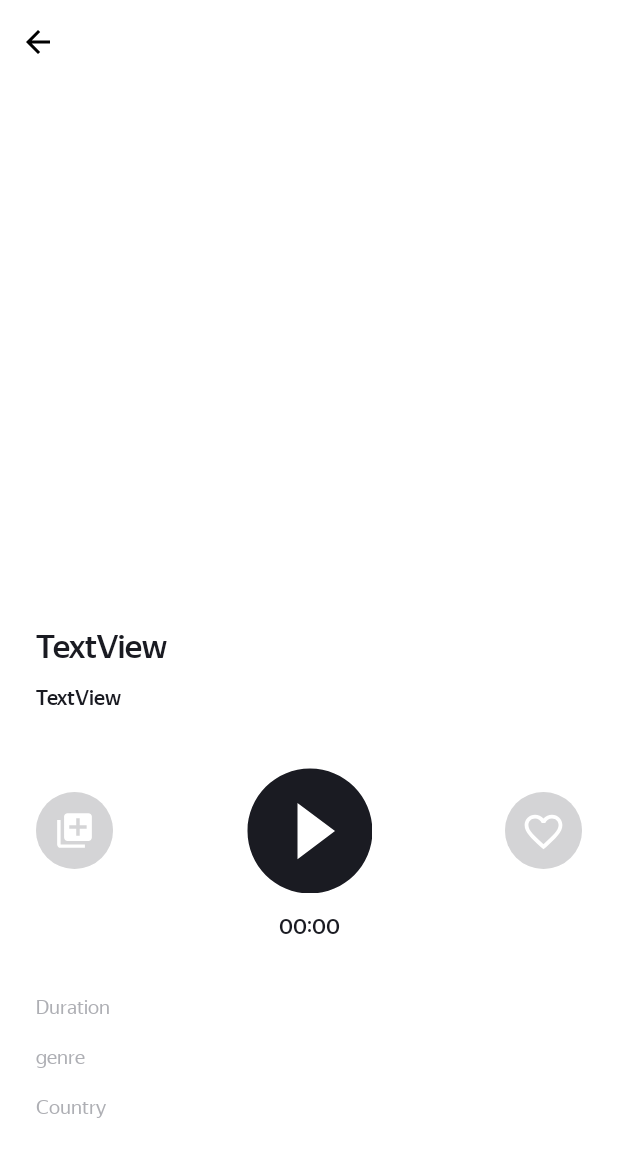
After one commit to JosephPtn/PlaylistMaker, an Android app: the PlayerActivity screen opened directly, with no data from a screen before it, on a phone screen of 412 x 824 dp. The commit adds this screen. Shown: the top 1157 px of the screen. Run offline under Robolectric (Android 15) with nearby library versions, the phone set to English and light mode, and no system bars; pictures from the network do not load; 9 statements that could not run were skipped.

Commit message:
СПРИНТ 13 commit 1 (15.09.25 21:33)

```diff
--- a/app/src/main/AndroidManifest.xml
+++ b/app/src/main/AndroidManifest.xml
@@ -2,7 +2,7 @@
 <manifest xmlns:android="http://schemas.android.com/apk/res/android"
     xmlns:tools="http://schemas.android.com/tools">
 
-    <uses-permission android:name="android.permission.INTERNET"/>
+    <uses-permission android:name="android.permission.INTERNET" />
 
     <application
         android:name=".App"
@@ -15,6 +15,9 @@
         android:supportsRtl="true"
         android:theme="@style/Theme.MaterialComponents.DayNight.NoActionBar"
         tools:targetApi="31">
+        <activity
+            android:name=".PlayerActivity"
+            android:exported="false" />
         <activity
             android:name=".SearchActivity"
             android:exported="false" />
--- /dev/null
+++ b/app/src/main/java/com/saturnnetwork/playlistmaker/PlayerActivity.kt
@@ -0,0 +1,111 @@
+package com.saturnnetwork.playlistmaker
+
+import android.os.Bundle
+import android.view.View
+import android.widget.Button
+import android.widget.ImageButton
+import android.widget.ImageView
+import android.widget.TextView
+import androidx.activity.enableEdgeToEdge
+import androidx.appcompat.app.AppCompatActivity
+import androidx.core.view.ViewCompat
+import androidx.core.view.WindowInsetsCompat
+import com.bumptech.glide.Glide
+import com.bumptech.glide.load.resource.bitmap.RoundedCorners
+import com.google.gson.Gson
+import com.google.gson.reflect.TypeToken
+import java.text.SimpleDateFormat
+import java.time.ZonedDateTime
+import java.util.Locale
+
+class PlayerActivity : AppCompatActivity() {
+    override fun onCreate(savedInstanceState: Bundle?) {
+        super.onCreate(savedInstanceState)
+        enableEdgeToEdge()
+        setContentView(R.layout.activity_player)
+        ViewCompat.setOnApplyWindowInsetsListener(findViewById(R.id.main)) { v, insets ->
+            val systemBars = insets.getInsets(WindowInsetsCompat.Type.systemBars())
+            v.setPadding(systemBars.left, systemBars.top, systemBars.right, systemBars.bottom)
+            insets
+        }
+
+        val intent = intent
+        val jsonTrack = intent.getStringExtra("jsonTrack")
+        val type = object : TypeToken<Track>() {}.type
+        val track =  Gson().fromJson<Track>(jsonTrack, type)
+
+        val trackNamePlayerActivity = findViewById<TextView>(R.id.trackNamePlayerActivity)
+        val artistNamePlayerActivity = findViewById<TextView>(R.id.artistNamePlayerActivity)
+        val playbackProgress = findViewById<TextView>(R.id.playbackProgress)
+        val trackDuration_text = findViewById<TextView>(R.id.trackDuration_text)
+        val trackDuration_value = findViewById<TextView>(R.id.trackDuration_value)
+        val trackAlbum_text = findViewById<TextView>(R.id.trackAlbum_text)
+        val trackAlbum_value = findViewById<TextView>(R.id.trackAlbum_value)
+        val releaseYear_text = findViewById<TextView>(R.id.releaseYear_text)
+        val releaseYear_value = findViewById<TextView>(R.id.releaseYear_value)
+        val trackGenre_text = findViewById<TextView>(R.id.trackGenre_text)
+        val trackGenre_value = findViewById<TextView>(R.id.trackGenre_value)
+        val country_text = findViewById<TextView>(R.id.country_text)
+        val country_value = findViewById<TextView>(R.id.country_value)
+
+        val btnBackFromPlayer = findViewById<Button>(R.id.btnBackFromPlayer)
+        val addToPlaylistButton = findViewById<ImageButton>(R.id.addToPlaylistButton)
+        val playbackControlButton = findViewById<ImageButton>(R.id.playbackControlButton)
+        val addToFavoritesButton = findViewById<ImageButton>(R.id.addToFavoritesButton)
+
+        val albumArtView = findViewById<ImageView>(R.id.albumArtView)
+
+        btnBackFromPlayer.setOnClickListener {
+            finish()
+        }
+
+        fun getCoverArtwork(url: String) {
+            Glide.with(this)
+                .load(url)
+                .transform(RoundedCorners(2))
+                .placeholder(R.drawable.placeholder)
+                .error(R.drawable.placeholder)
+                .into(albumArtView)
+        }
+
+        getCoverArtwork(track.artworkUrl100.replaceAfterLast('/',"512x512bb.jpg"))
+
+        //Track(trackName=Here Comes the Weekend (feat. Eminem), artistName=P!nk, trackTime=265424, artworkUrl100=https://is1-ssl.mzstatic.com/image/thumb/Music115/v4/2c/b0/de/2cb0de7b-4559-d885-36f8-271c950cba34/886443562097.jpg/100x100bb.jpg, trackId=545398146, collectionName=The Truth About Love, releaseDate=2012-09-14T07:00:00Z, primaryGenreName=Pop, country=USA)
+        if (track.trackName.isNotBlank()) {
+            trackNamePlayerActivity.text = track.trackName
+        }
+        if (track.artistName.isNotBlank()) {
+            artistNamePlayerActivity.text = track.artistName
+        }
+        if (track.collectionName.isNotBlank()) {
+            trackAlbum_value.text = track.collectionName
+        } else {
+            trackAlbum_value.visibility = View.GONE
+            trackAlbum_text.visibility = View.GONE
+        }
+
+        track.trackTime?.let {
+            playbackProgress.text = SimpleDateFormat("mm:ss", Locale.getDefault()).format(it)
+            trackDuration_value.text = SimpleDateFormat("mm:ss", Locale.getDefault()).format(track.trackTime)
+        }
+
+        if (track.releaseDate.isNotBlank()) {
+            val dateTime = ZonedDateTime.parse(track.releaseDate)
+            val year = dateTime.year
+            releaseYear_value.text = year.toString()
+        } else {
+            releaseYear_value.visibility = View.GONE
+            releaseYear_text.visibility = View.GONE
+        }
+
+        if (track.primaryGenreName.isNotBlank()) {
+            trackGenre_value.text = track.primaryGenreName
+        }
+
+        if (track.country.isNotBlank()) {
+            country_value.text = track.country
+        }
+
+
+    }
+}
--- a/app/src/main/java/com/saturnnetwork/playlistmaker/Track.kt
+++ b/app/src/main/java/com/saturnnetwork/playlistmaker/Track.kt
@@ -7,5 +7,9 @@ data class Track (
     var artistName: String,
     @SerializedName("trackTimeMillis") var trackTime: Long,
     var artworkUrl100: String,
-    var trackId: String
+    var trackId: String,
+    var collectionName: String,
+    var releaseDate: String,
+    var primaryGenreName: String,
+    var country: String,
 )
--- a/app/src/main/java/com/saturnnetwork/playlistmaker/TrackViewHolder.kt
+++ b/app/src/main/java/com/saturnnetwork/playlistmaker/TrackViewHolder.kt
@@ -1,5 +1,6 @@
 package com.saturnnetwork.playlistmaker
 
+import android.content.Intent
 import android.content.SharedPreferences
 import android.view.View
 import android.widget.ImageButton
@@ -9,6 +10,7 @@ import androidx.appcompat.app.AppCompatActivity.MODE_PRIVATE
 import androidx.recyclerview.widget.RecyclerView
 import com.bumptech.glide.Glide
 import com.bumptech.glide.load.resource.bitmap.RoundedCorners
+import com.google.gson.Gson
 import java.text.SimpleDateFormat
 import java.util.Locale
 
@@ -35,7 +37,15 @@ class TrackViewHolder (itemView: View): RecyclerView.ViewHolder(itemView){
             val searchHistory: SearchHistory = SearchHistory(sharedPrefs)
             //searchHistory.clear()
             searchHistory.write(track)
-            println(searchHistory.read())
+            //println(searchHistory.read())
+
+            val jsonTrack = Gson().toJson(track)
+            val intentToSearchActivity = Intent(
+                itemView.context,
+                PlayerActivity::class.java
+            )
+            intentToSearchActivity.putExtra("jsonTrack", jsonTrack)
+            itemView.context.startActivity(intentToSearchActivity)
 
 
         }
--- /dev/null
+++ b/app/src/main/res/drawable/add_to_favorites_button.xml
@@ -0,0 +1,13 @@
+<vector xmlns:android="http://schemas.android.com/apk/res/android"
+    android:width="51dp"
+    android:height="51dp"
+    android:viewportWidth="51"
+    android:viewportHeight="51">
+  <path
+      android:pathData="M25.5,0L25.5,0A25.5,25.5 0,0 1,51 25.5L51,25.5A25.5,25.5 0,0 1,25.5 51L25.5,51A25.5,25.5 0,0 1,0 25.5L0,25.5A25.5,25.5 0,0 1,25.5 0z"
+      android:fillColor="#1A1B22"
+      android:fillAlpha="0.25"/>
+  <path
+      android:pathData="M31.125,15C28.95,15 26.862,16.015 25.5,17.62C24.138,16.015 22.05,15 19.875,15C16.025,15 13,18.033 13,21.894C13,26.632 17.25,30.492 23.688,36.358L25.5,38L27.313,36.346C33.75,30.492 38,26.632 38,21.894C38,18.033 34.975,15 31.125,15ZM25.625,34.491L25.5,34.616L25.375,34.491C19.425,29.088 15.5,25.516 15.5,21.894C15.5,19.387 17.375,17.507 19.875,17.507C21.8,17.507 23.675,18.748 24.337,20.465H26.675C27.325,18.748 29.2,17.507 31.125,17.507C33.625,17.507 35.5,19.387 35.5,21.894C35.5,25.516 31.575,29.088 25.625,34.491Z"
+      android:fillColor="#ffffff"/>
+</vector>
--- /dev/null
+++ b/app/src/main/res/drawable/add_to_playlist_button.xml
@@ -0,0 +1,13 @@
+<vector xmlns:android="http://schemas.android.com/apk/res/android"
+    android:width="51dp"
+    android:height="51dp"
+    android:viewportWidth="51"
+    android:viewportHeight="51">
+  <path
+      android:pathData="M25.5,0L25.5,0A25.5,25.5 0,0 1,51 25.5L51,25.5A25.5,25.5 0,0 1,25.5 51L25.5,51A25.5,25.5 0,0 1,0 25.5L0,25.5A25.5,25.5 0,0 1,25.5 0z"
+      android:fillColor="#1A1B22"
+      android:fillAlpha="0.25"/>
+  <path
+      android:pathData="M16.3,18.6H14V34.7C14,35.965 15.035,37 16.3,37H32.4V34.7H16.3V18.6ZM34.7,14H20.9C19.635,14 18.6,15.035 18.6,16.3V30.1C18.6,31.365 19.635,32.4 20.9,32.4H34.7C35.965,32.4 37,31.365 37,30.1V16.3C37,15.035 35.965,14 34.7,14ZM33.55,24.35H28.95V28.95H26.65V24.35H22.05V22.05H26.65V17.45H28.95V22.05H33.55V24.35Z"
+      android:fillColor="#ffffff"/>
+</vector>
--- /dev/null
+++ b/app/src/main/res/drawable/play_button.xml
@@ -0,0 +1,9 @@
+<vector xmlns:android="http://schemas.android.com/apk/res/android"
+    android:width="100dp"
+    android:height="100dp"
+    android:viewportWidth="100"
+    android:viewportHeight="100">
+  <path
+      android:pathData="M50,8.33C27,8.33 8.33,27 8.33,50C8.33,73 27,91.67 50,91.67C73,91.67 91.67,73 91.67,50C91.67,27 73,8.33 50,8.33ZM41.67,68.75V31.25L66.67,50L41.67,68.75Z"
+      android:fillColor="#1A1B22"/>
+</vector>
--- /dev/null
+++ b/app/src/main/res/drawable/round_button.xml
@@ -0,0 +1,6 @@
+<?xml version="1.0" encoding="utf-8"?>
+<shape
+    xmlns:android="http://schemas.android.com/apk/res/android"
+    android:shape="oval">
+
+</shape>
--- /dev/null
+++ b/app/src/main/res/layout/activity_player.xml
@@ -0,0 +1,247 @@
+<?xml version="1.0" encoding="utf-8"?>
+<ScrollView xmlns:android="http://schemas.android.com/apk/res/android"
+    xmlns:app="http://schemas.android.com/apk/res-auto"
+    xmlns:tools="http://schemas.android.com/tools"
+    android:layout_width="match_parent"
+    android:layout_height="match_parent"
+    tools:context=".PlayerActivity">
+
+    <androidx.constraintlayout.widget.ConstraintLayout xmlns:android="http://schemas.android.com/apk/res/android"
+        xmlns:app="http://schemas.android.com/apk/res-auto"
+        xmlns:tools="http://schemas.android.com/tools"
+        android:id="@+id/main"
+        android:layout_width="match_parent"
+        android:layout_height="wrap_content"
+        tools:context=".PlayerActivity">
+
+        <Button
+            android:id="@+id/btnBackFromPlayer"
+            style="?android:attr/borderlessButtonStyle"
+            android:layout_width="48dp"
+            android:layout_height="48dp"
+            android:layout_marginStart="4dp"
+            android:layout_marginTop="4dp"
+            android:backgroundTint="@color/YP_White"
+            app:cornerRadius="16dp"
+            app:icon="@drawable/ic_back_arrow_24"
+            app:iconGravity="textStart"
+            app:iconPadding="5dp"
+            app:iconTint="@color/textColor_activity_settings"
+            app:layout_constraintStart_toStartOf="parent"
+            app:layout_constraintTop_toTopOf="parent" />
+
+        <ImageView
+            android:id="@+id/albumArtView"
+            android:layout_width="0dp"
+            android:layout_height="312dp"
+            android:layout_marginStart="24dp"
+            android:layout_marginTop="82dp"
+            android:layout_marginEnd="24dp"
+            android:scaleType="fitCenter"
+            app:layout_constraintEnd_toEndOf="parent"
+            app:layout_constraintStart_toStartOf="parent"
+            app:layout_constraintTop_toTopOf="parent" />
+
+        <TextView
+            android:id="@+id/trackNamePlayerActivity"
+            android:layout_width="0dp"
+            android:layout_height="wrap_content"
+            android:layout_marginStart="24dp"
+            android:layout_marginTop="24dp"
+            android:layout_marginEnd="24dp"
+            android:fontFamily="@font/ys_display_medium"
+            android:text="TextView"
+            android:textColor="@color/text_value"
+            android:textSize="22sp"
+            android:singleLine="true"
+            android:ellipsize="end"
+            android:maxLines="1"
+            app:layout_constraintEnd_toEndOf="parent"
+            app:layout_constraintStart_toStartOf="parent"
+            app:layout_constraintTop_toBottomOf="@+id/albumArtView" />
+
+        <TextView
+            android:id="@+id/artistNamePlayerActivity"
+            android:layout_width="0sp"
+            android:layout_height="wrap_content"
+            android:layout_marginStart="24dp"
+            android:layout_marginTop="12dp"
+            android:layout_marginEnd="24dp"
+            android:fontFamily="@font/ys_display_medium"
+            android:text="TextView"
+            android:textAlignment="viewStart"
+            android:textColor="@color/text_value"
+            android:textSize="14sp"
+            app:layout_constraintEnd_toEndOf="parent"
+            app:layout_constraintStart_toStartOf="parent"
+            app:layout_constraintTop_toBottomOf="@+id/trackNamePlayerActivity" />
+
+        <ImageButton
+            android:id="@+id/addToPlaylistButton"
+            android:layout_width="51dp"
+            android:layout_height="51dp"
+            android:layout_marginStart="24dp"
+            android:layout_marginTop="54dp"
+            android:background="@drawable/round_button"
+            android:backgroundTint="@color/btn_addToPlaylist_addToFavoritesButton"
+            android:tint="@color/YP_White"
+            app:layout_constraintStart_toStartOf="parent"
+            app:layout_constraintTop_toBottomOf="@+id/artistNamePlayerActivity"
+            app:srcCompat="@drawable/add_to_playlist_button" />
+
+        <ImageButton
+            android:id="@+id/playbackControlButton"
+            android:layout_width="83.33dp"
+            android:layout_height="83.33dp"
+            android:layout_marginTop="38dp"
+            android:background="@drawable/round_button"
+            android:backgroundTint="@color/playbackControlColor2"
+            android:tint="@color/playbackControlColor1"
+            app:layout_constraintEnd_toEndOf="parent"
+            app:layout_constraintStart_toStartOf="parent"
+            app:layout_constraintTop_toBottomOf="@+id/artistNamePlayerActivity"
+            app:srcCompat="@drawable/play_button" />
+
+        <ImageButton
+            android:id="@+id/addToFavoritesButton"
+            android:layout_width="51dp"
+            android:layout_height="51dp"
+            android:layout_marginTop="54dp"
+            android:layout_marginEnd="24dp"
+            android:background="@drawable/round_button"
+            android:backgroundTint="@color/btn_addToPlaylist_addToFavoritesButton"
+            android:tint="@color/YP_White"
+            app:layout_constraintEnd_toEndOf="parent"
+            app:layout_constraintTop_toBottomOf="@+id/artistNamePlayerActivity"
+            app:srcCompat="@drawable/add_to_favorites_button" />
+
+        <TextView
+            android:id="@+id/playbackProgress"
+            android:layout_width="100dp"
+            android:layout_height="wrap_content"
+            android:layout_marginStart="130dp"
+            android:layout_marginTop="14dp"
+            android:layout_marginEnd="130dp"
+            android:fontFamily="@font/ys_display_medium"
+            android:text="TextView"
+            android:textAlignment="center"
+            android:textColor="@color/text_value"
+            app:layout_constraintEnd_toEndOf="parent"
+            app:layout_constraintStart_toStartOf="parent"
+            app:layout_constraintTop_toBottomOf="@+id/playbackControlButton" />
+
+        <TextView
+            android:id="@+id/trackDuration_text"
+            style="@style/activity_player_table_text"
+            android:layout_width="124dp"
+            android:layout_height="wrap_content"
+            android:layout_marginStart="24dp"
+            android:layout_marginTop="84dp"
+            android:text="@string/duration"
+            app:layout_constraintStart_toStartOf="parent"
+            app:layout_constraintTop_toBottomOf="@+id/addToPlaylistButton" />
+
+        <TextView
+            android:id="@+id/trackAlbum_text"
+            style="@style/activity_player_table_text"
+            android:layout_width="124dp"
+            android:layout_height="wrap_content"
+            android:layout_marginStart="24dp"
+            android:layout_marginTop="17dp"
+            android:text="@string/album"
+            app:layout_constraintStart_toStartOf="parent"
+            app:layout_constraintTop_toBottomOf="@+id/trackDuration_text" />
+
+        <TextView
+            android:id="@+id/releaseYear_text"
+            style="@style/activity_player_table_text"
+            android:layout_width="124dp"
+            android:layout_height="wrap_content"
+            android:layout_marginStart="24dp"
+            android:layout_marginTop="17dp"
+            android:text="@string/year"
+            app:layout_constraintStart_toStartOf="parent"
+            app:layout_constraintTop_toBottomOf="@+id/trackAlbum_text" />
+
+        <TextView
+            android:id="@+id/trackGenre_text"
+            style="@style/activity_player_table_text"
+            android:layout_width="124dp"
+            android:layout_height="wrap_content"
+            android:layout_marginStart="24dp"
+            android:layout_marginTop="17dp"
+            android:text="@string/genre"
+            app:layout_constraintStart_toStartOf="parent"
+            app:layout_constraintTop_toBottomOf="@+id/releaseYear_text" />
+
+        <TextView
+            android:id="@+id/country_text"
+            style="@style/activity_player_table_text"
+            android:layout_width="124dp"
+            android:layout_height="wrap_content"
+            android:layout_marginStart="24dp"
+            android:layout_marginTop="17dp"
+            android:text="@string/country"
+            app:layout_constraintStart_toStartOf="parent"
+            app:layout_constraintTop_toBottomOf="@+id/trackGenre_text" />
+
+        <TextView
+            android:id="@+id/trackDuration_value"
+            style="@style/activity_player_table_value"
+            android:layout_width="0dp"
+            android:layout_height="wrap_content"
+            android:layout_marginEnd="24dp"
+            app:layout_constraintBaseline_toBaselineOf="@+id/trackDuration_text"
+            app:layout_constraintEnd_toEndOf="parent"
+            app:layout_constraintStart_toEndOf="@+id/trackDuration_text" />
+
+        <TextView
+            android:id="@+id/trackAlbum_value"
+            style="@style/activity_player_table_value"
+            android:layout_width="0dp"
+            android:layout_height="wrap_content"
+            android:layout_marginTop="17dp"
+            android:layout_marginEnd="24dp"
+            app:layout_constraintBaseline_toBaselineOf="@+id/trackAlbum_text"
+            app:layout_constraintEnd_toEndOf="parent"
+            app:layout_constraintStart_toEndOf="@+id/trackAlbum_text"
+            app:layout_constraintTop_toBottomOf="@+id/trackDuration_value" />
+
+        <TextView
+            android:id="@+id/releaseYear_value"
+            style="@style/activity_player_table_value"
+            android:layout_width="0dp"
+            android:layout_height="wrap_content"
+            android:layout_marginTop="17dp"
+            android:layout_marginEnd="24dp"
+            app:layout_constraintBaseline_toBaselineOf="@+id/releaseYear_text"
+            app:layout_constraintEnd_toEndOf="parent"
+            app:layout_constraintStart_toEndOf="@+id/releaseYear_text"
+            app:layout_constraintTop_toBottomOf="@+id/trackAlbum_value" />
+
+        <TextView
+            android:id="@+id/trackGenre_value"
+            style="@style/activity_player_table_value"
+            android:layout_width="0dp"
+            android:layout_height="wrap_content"
+            android:layout_marginTop="17dp"
+            android:layout_marginEnd="24dp"
+            app:layout_constraintBaseline_toBaselineOf="@+id/trackGenre_text"
+            app:layout_constraintEnd_toEndOf="parent"
+            app:layout_constraintStart_toEndOf="@+id/trackGenre_text"
+            app:layout_constraintTop_toBottomOf="@+id/releaseYear_value" />
+
+        <TextView
+            android:id="@+id/country_value"
+            style="@style/activity_player_table_value"
+            android:layout_width="0dp"
+            android:layout_height="wrap_content"
+            android:layout_marginTop="17dp"
+            android:layout_marginEnd="24dp"
+            app:layout_constraintBaseline_toBaselineOf="@+id/country_text"
+            app:layout_constraintEnd_toEndOf="parent"
+            app:layout_constraintStart_toEndOf="@+id/country_text"
+            app:layout_constraintTop_toBottomOf="@+id/trackGenre_value" />
+
+    </androidx.constraintlayout.widget.ConstraintLayout>
+</ScrollView>
--- a/app/src/main/res/values-night/colors.xml
+++ b/app/src/main/res/values-night/colors.xml
@@ -21,6 +21,13 @@
     <color name="switch_thumb_tint">#3772E7</color>
     <color name="switch_track_tint">#9FBBF3</color>
 
+    <!-- activity_player-->
+    <color name="text_table">#AEAFB4</color>
+    <color name="text_value">#FFFFFF</color>
+    <color name="btn_addToPlaylist_addToFavoritesButton">#535459</color>
+    <color name="playbackControlColor1">#FFFFFF</color>
+    <color name="playbackControlColor2">#1A1B22</color>
+
     <color name="YP_White">#FFFFFF</color>
     <color name="YP_Black">#1A1B22</color>
 </resources>
--- a/app/src/main/res/values/colors.xml
+++ b/app/src/main/res/values/colors.xml
@@ -21,6 +21,13 @@
     <color name="switch_thumb_tint">#00D6C3</color>
     <color name="switch_track_tint">#76EAE0</color>
 
+    <!-- activity_player-->
+    <color name="text_table">#AEAFB4</color>
+    <color name="text_value">#1A1B22</color>
+    <color name="btn_addToPlaylist_addToFavoritesButton">#c6c6c8</color>
+    <color name="playbackControlColor1">#1A1B22</color>
+    <color name="playbackControlColor2">#FFFFFF</color>
+
     <color name="YP_White">#FFFFFF</color>
     <color name="YP_Black">#1A1B22</color>
 </resources>
--- a/app/src/main/res/values/strings.xml
+++ b/app/src/main/res/values/strings.xml
@@ -17,4 +17,12 @@
     <string name="retry">Retry</string>
     <string name="you_searched">You searched</string>
     <string name="clear_history">Clear history</string>
+
+    <!-- activity_player-->
+    <string name="duration">Duration</string>
+    <string name="album">Album</string>
+    <string name="year">Year</string>
+    <string name="genre">genre</string>
+    <string name="country">Country</string>
+
 </resources>
--- a/app/src/main/res/values/styles.xml
+++ b/app/src/main/res/values/styles.xml
@@ -39,4 +39,21 @@
         <item name="android:ellipsize">end</item>
         <item name="android:maxLines">1</item>
     </style>
+
+    <!-- activity_player-->
+    <style name="activity_player_table_text">
+        <item name="android:textColor">@color/text_table</item>
+        <item name="android:fontFamily">@font/ys_display_regular</item>
+        <item name="android:textSize">13sp</item>
+        <item name="android:ellipsize">end</item>
+        <item name="android:maxLines">1</item>
+    </style>
+    <style name="activity_player_table_value">
+        <item name="android:textColor">@color/text_value</item>
+        <item name="android:fontFamily">@font/ys_display_regular</item>
+        <item name="android:textAlignment">textEnd</item>
+        <item name="android:textSize">13sp</item>
+        <item name="android:ellipsize">end</item>
+        <item name="android:maxLines">1</item>
+    </style>
 </resources>
```
Also changed, not shown: 1 other file.
